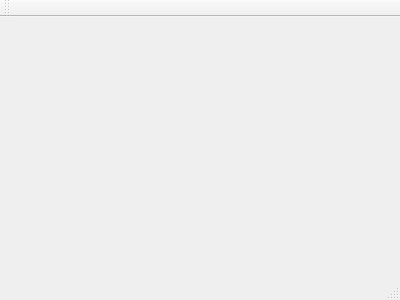
wdy0401/job_trigger, file mainwindow.ui: the form before one commit.
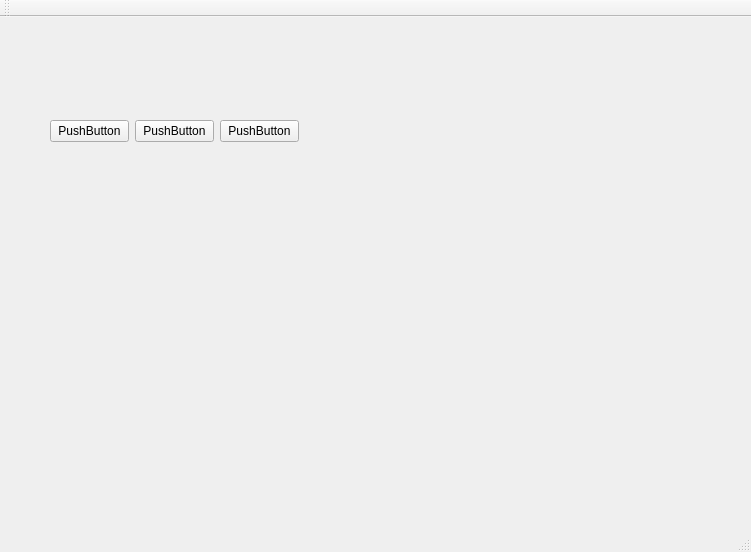
The form after the commit.

The edit to the form file:
```diff
--- a/mainwindow.ui
+++ b/mainwindow.ui
@@ -1,24 +1,73 @@
 <ui version="4.0">
  <class>MainWindow</class>
- <widget class="QMainWindow" name="MainWindow" >
-  <property name="geometry" >
+ <widget class="QMainWindow" name="MainWindow">
+  <property name="geometry">
    <rect>
     <x>0</x>
     <y>0</y>
-    <width>400</width>
-    <height>300</height>
+    <width>751</width>
+    <height>552</height>
    </rect>
   </property>
   <property name="windowTitle" >
    <string>MainWindow</string>
   </property>
-  <widget class="QMenuBar" name="menuBar" />
-  <widget class="QToolBar" name="mainToolBar" />
-  <widget class="QWidget" name="centralWidget" />
-  <widget class="QStatusBar" name="statusBar" />
+  <widget class="QWidget" name="centralWidget">
+   <widget class="QWidget" name="horizontalLayoutWidget">
+    <property name="geometry">
+     <rect>
+      <x>39</x>
+      <y>59</y>
+      <width>271</width>
+      <height>111</height>
+     </rect>
+    </property>
+    <layout class="QHBoxLayout" name="horizontalLayout">
+     <item>
+      <widget class="QPushButton" name="pushButton_3">
+       <property name="text">
+        <string>PushButton</string>
+       </property>
+      </widget>
+     </item>
+     <item>
+      <widget class="QPushButton" name="pushButton_2">
+       <property name="text">
+        <string>PushButton</string>
+       </property>
+      </widget>
+     </item>
+     <item>
+      <widget class="QPushButton" name="pushButton">
+       <property name="text">
+        <string>PushButton</string>
+       </property>
+      </widget>
+     </item>
+    </layout>
+   </widget>
+  </widget>
+  <widget class="QMenuBar" name="menuBar">
+   <property name="geometry">
+    <rect>
+     <x>0</x>
+     <y>0</y>
+     <width>751</width>
+     <height>23</height>
+    </rect>
+   </property>
+  </widget>
+  <widget class="QToolBar" name="mainToolBar">
+   <attribute name="toolBarArea">
+    <enum>TopToolBarArea</enum>
+   </attribute>
+   <attribute name="toolBarBreak">
+    <bool>false</bool>
+   </attribute>
+  </widget>
+  <widget class="QStatusBar" name="statusBar"/>
  </widget>
- <layoutDefault spacing="6" margin="11" />
- <pixmapfunction></pixmapfunction>
+ <layoutdefault spacing="6" margin="11"/>
  <resources/>
  <connections/>
 </ui>
```
Left out of the diff: 3 changed lines with no effect on the pictures.
